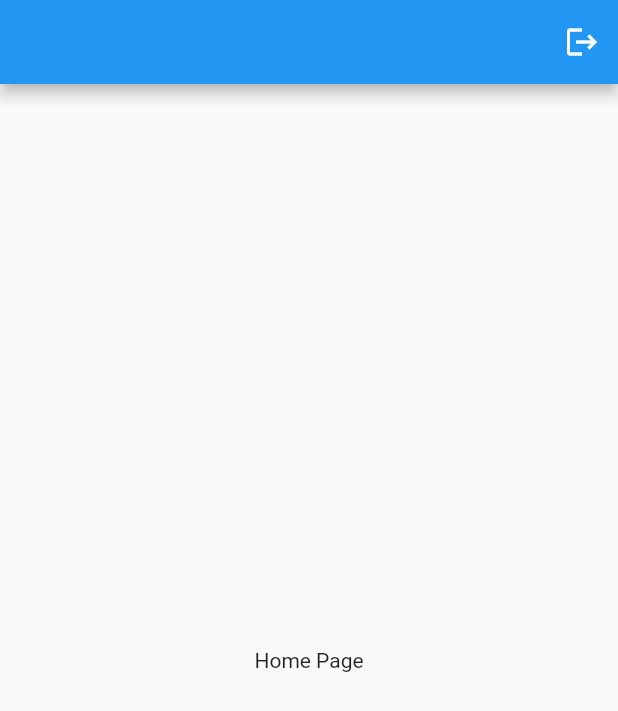
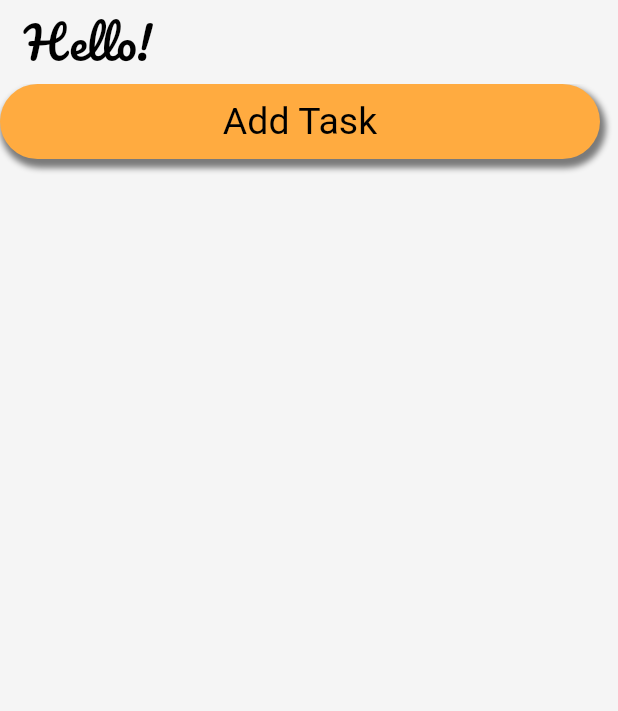
Before and after one commit to MhmdFais/To_Do_App, a Flutter app: the screen it shows once a user with an empty profile is signed in, on a phone screen of 412 x 824 dp. Shown: the top 711 px of the screen. Run offline on Flutter 3.47's test engine with Material 2 defaults, Android fonts, the phone set to English and light mode, and no system bars; our stand-ins replace cloud_firestore, firebase_auth, firebase_core, flutter_otp_text_field, google_fonts; accounts and stored records are empty; Roboto replaces fonts that are missing (Ubuntu).

Commit message:
home page

```diff
--- a/lib/pages/home_page.dart
+++ b/lib/pages/home_page.dart
@@ -1,5 +1,10 @@
+import 'package:cloud_firestore/cloud_firestore.dart';
 import 'package:firebase_auth/firebase_auth.dart';
 import 'package:flutter/material.dart';
+import 'package:google_fonts/google_fonts.dart';
+import 'package:to_do/components/colors.dart';
+import 'package:to_do/components/main_buttons.dart';
+import 'package:to_do/pages/addTask_page.dart';
 
 class Home extends StatefulWidget {
   const Home({super.key});
@@ -9,20 +14,75 @@ class Home extends StatefulWidget {
 }
 
 class _HomeState extends State<Home> {
-  void signUserOut() async {
-    await FirebaseAuth.instance.signOut();
+  //variable to store user first name and email
+  String firstName = '';
+  String? email;
+
+  //get user first name from firebase
+  Future getUserFirstName() async {
+    email = FirebaseAuth.instance.currentUser!.email;
+    final QuerySnapshot result = await FirebaseFirestore.instance
+        .collection('users')
+        .where('email', isEqualTo: email)
+        .limit(1)
+        .get();
+    setState(() {
+      firstName = result.docs[0].get('firstName');
+    });
+  }
+
+  @override
+  void initState() {
+    super.initState();
+    getUserFirstName();
   }
 
   @override
   Widget build(BuildContext context) {
     return Scaffold(
-        appBar: AppBar(
-          actions: [
-            IconButton(onPressed: signUserOut, icon: const Icon(Icons.logout))
+      backgroundColor: Colours().primary,
+      appBar: AppBar(
+        backgroundColor: Colours().primary,
+        elevation: 0,
+        title: Row(
+          children: [
+            Text(
+              'Hello!',
+              style: GoogleFonts.pacifico(
+                fontSize: 30,
+                //fontWeight: FontWeight.bold,
+                color: Colours().unSelectedText,
+              ),
+            ),
+            const SizedBox(width: 5),
+            Text(
+              firstName,
+              style: GoogleFonts.ubuntu(
+                fontSize: 30,
+                //fontWeight: FontWeight.bold,
+                color: Colours().unSelectedText,
+              ),
+            ),
           ],
         ),
-        body: const Center(
-          child: Text('Home Page'),
-        ));
+      ),
+      body: SingleChildScrollView(
+        child: Column(
+          children: [
+            MainButton(
+              onTap: () {
+                Navigator.push(
+                  context,
+                  MaterialPageRoute(builder: (context) {
+                    return const AddTask();
+                  }),
+                );
+              },
+              text: 'Add Task',
+            ),
+          ],
+        ),
+      ),
+    );
   }
 }
```
Also changed, not shown: lib/pages/addTask_page.dart (added, +35 -0 lines), lib/pages/signIn_content.dart (+1 -6 lines).
